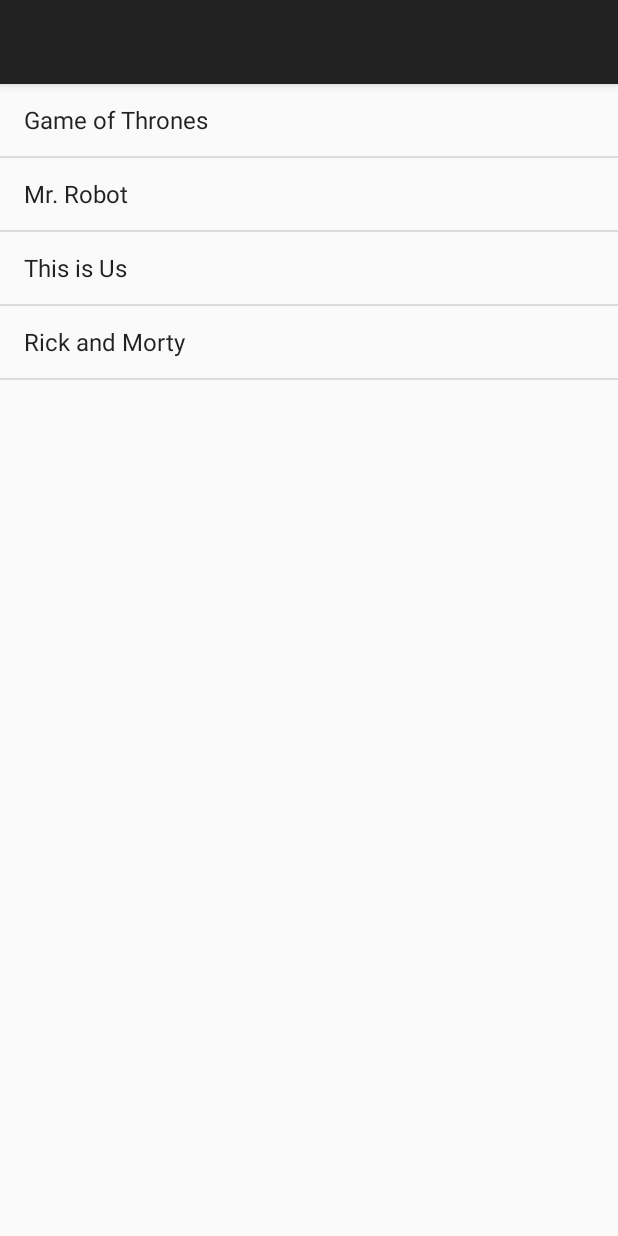
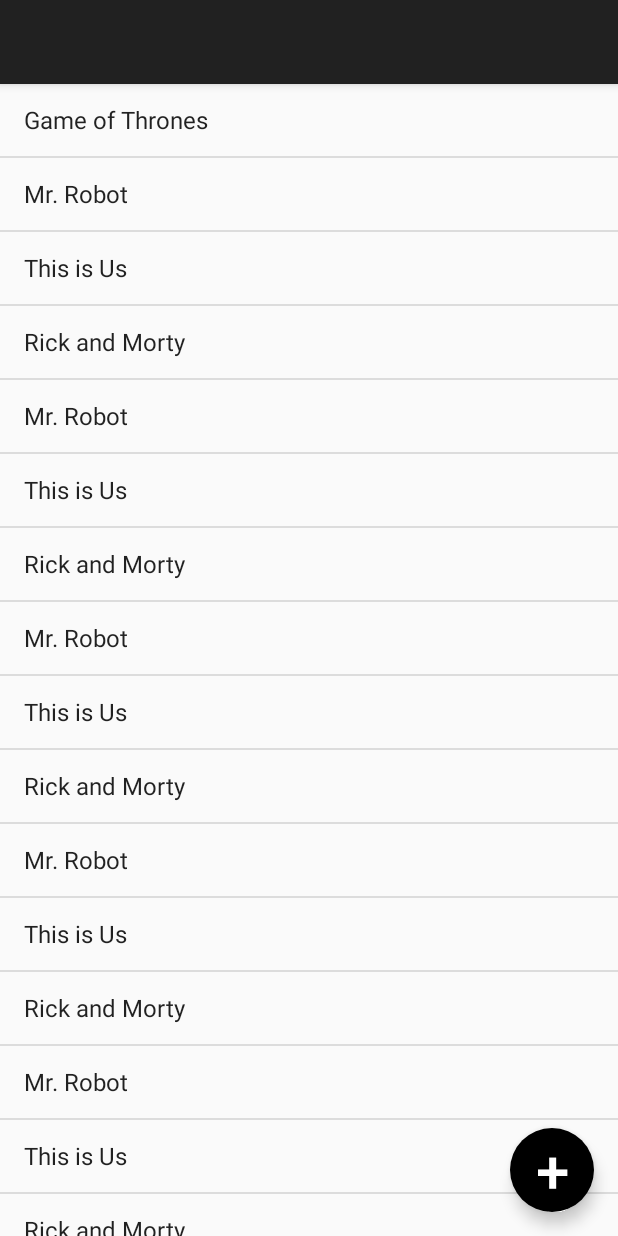
Before and after one commit to andre-lfa/app, an Android app: the screen it shows after launch (MainActivity), on a phone screen of 412 x 824 dp. Run offline under Robolectric (Android 15) with nearby library versions, the light colour scheme and no system bars.

Commit message:
Formulario de review adicionado com botão

```diff
--- a/app/src/main/AndroidManifest.xml
+++ b/app/src/main/AndroidManifest.xml
@@ -15,8 +15,11 @@
 
                 <category android:name="android.intent.category.LAUNCHER" />
             </intent-filter>
+
         </activity>
-        <activity android:name=".FormularioActivity"></activity>
+        <activity android:name=".FormularioActivity">
+
+        </activity>
     </application>
 
 </manifest>
--- a/app/src/main/java/com/example/andrelfa/series/MainActivity.java
+++ b/app/src/main/java/com/example/andrelfa/series/MainActivity.java
@@ -11,7 +11,7 @@
     protected void onCreate(Bundle savedInstanceState) {
         super.onCreate(savedInstanceState);
         setContentView(R.layout.activity_main);
-        String[] series = {"Game of Thrones", "Mr. Robot", "This is Us", "Rick and Morty"};
+        String[] series = {"Game of Thrones", "Mr. Robot", "This is Us", "Rick and Morty", "Mr. Robot", "This is Us", "Rick and Morty", "Mr. Robot", "This is Us", "Rick and Morty", "Mr. Robot", "This is Us", "Rick and Morty", "Mr. Robot", "This is Us", "Rick and Morty"};
 
         ListView listaSeries = (ListView) findViewById(R.id.lista_series);
         ArrayAdapter<String> adapter = new ArrayAdapter<String>(this, android.R.layout.simple_list_item_1, series);
--- /dev/null
+++ b/app/src/main/res/drawable/fundo.xml
@@ -0,0 +1,6 @@
+<?xml version="1.0" encoding="utf-8"?>
+<shape xmlns:android="http://schemas.android.com/apk/res/android"
+    android:shape="oval">
+    <solid android:color="@color/colorPrimaryDark"/>
+
+</shape>
--- a/app/src/main/res/layout/activity_formulario.xml
+++ b/app/src/main/res/layout/activity_formulario.xml
@@ -16,10 +16,12 @@
             android:layout_width="match_parent" />
 
         <EditText
-            android:hint="Descrição"
+            android:hint="Review"
+            android:inputType="textMultiLine"
             android:id="@+id/descricao"
             android:layout_height="wrap_content"
-            android:layout_width="match_parent" />
+            android:layout_width="match_parent"
+            android:scrollbars="vertical"/>
 
         <RatingBar
             android:id="@+id/rating_bar"
@@ -27,7 +29,7 @@
             android:layout_height="wrap_content"
             android:numStars="5"
             android:max="10"
-            android:layout_gravity="center"/>
+            android:layout_gravity="center" />
         <Button
             android:id="@+id/botao_salvar"
             android:layout_width="match_parent"
--- a/app/src/main/res/layout/activity_main.xml
+++ b/app/src/main/res/layout/activity_main.xml
@@ -1,5 +1,5 @@
 <?xml version="1.0" encoding="utf-8"?>
-<LinearLayout
+<RelativeLayout
     xmlns:android="http://schemas.android.com/apk/res/android"
     xmlns:app="http://schemas.android.com/apk/res-auto"
     xmlns:tools="http://schemas.android.com/tools"
@@ -12,4 +12,19 @@
         android:layout_width="match_parent"
         android:layout_height="match_parent"/>
 
-</LinearLayout>
+    <Button
+        android:layout_width="56dp"
+        android:layout_height="56dp"
+        android:id="@+id/novo_review"
+        android:text="+"
+        android:textColor="@color/colorSecundary"
+        android:textSize="40sp"
+        android:elevation="6dp"
+        android:layout_alignParentBottom="true"
+        android:layout_alignParentRight="true"
+        android:layout_marginBottom="16dp"
+        android:layout_marginRight="16dp"
+        android:background="@drawable/fundo"
+        android:stateListAnimator="@null"/>
+
+</RelativeLayout>
--- a/app/src/main/res/values/colors.xml
+++ b/app/src/main/res/values/colors.xml
@@ -2,5 +2,6 @@
 <resources>
     <color name="colorPrimary">#212121</color>
     <color name="colorPrimaryDark">#000000</color>
-    <color name="colorAccent">#fafafa</color>
+    <color name="colorAccent">#484848</color>
+    <color name="colorSecundary">#ffffff</color>
 </resources>
```
